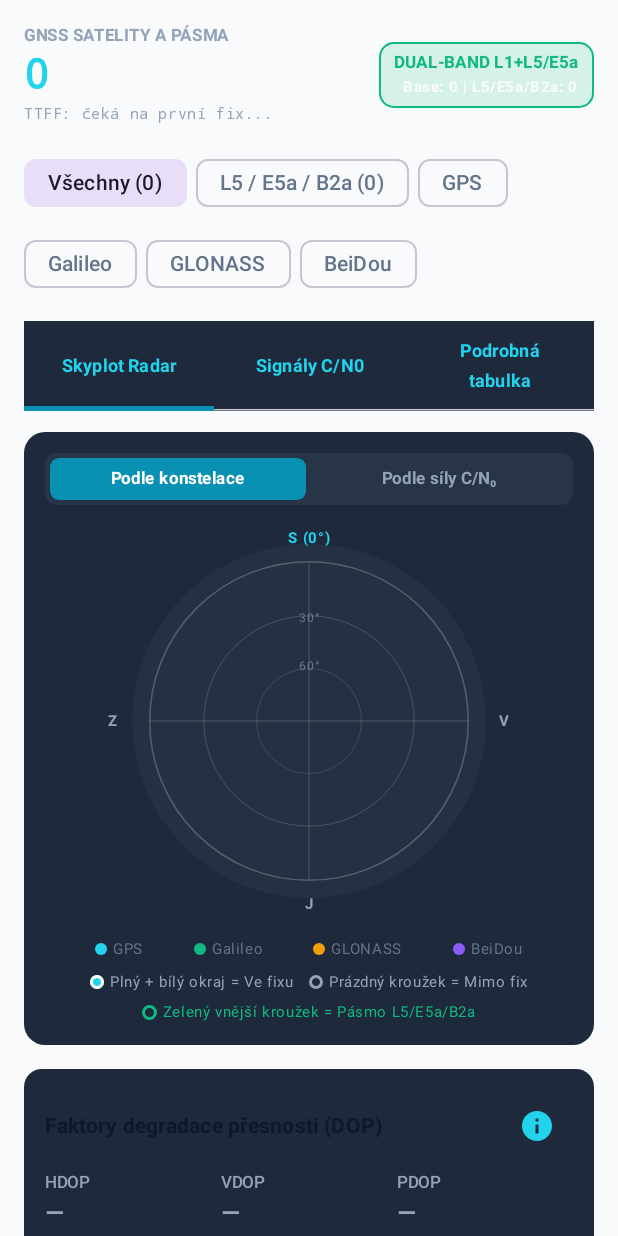
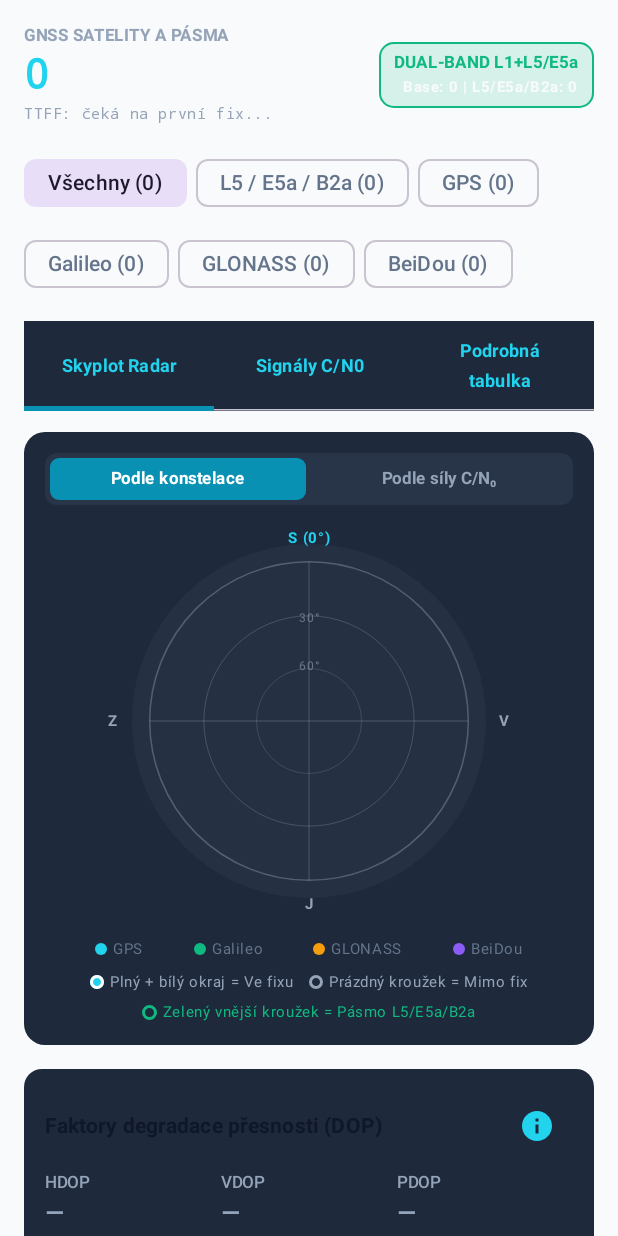
Before and after one commit to FreshSPK/GNSS-and-Net-Logger, an Android app built with Jetpack Compose: the composable GnssTab called with empty values, on a phone screen of 412 x 824 dp. Run offline under Robolectric (Android 15) with nearby library versions, the phone set to English and light mode, and no system bars; libraries missing offline, so code that uses them is left out: org.osmdroid.config.

Commit message:
chore: release version 1.4
Update version metadata and documentation to v1.4. Improve cellular channel bandwidth parsing and extend GNSS frequency labeling for QZSS, SBAS, and IRNSS constellations.

```diff
--- a/app/build.gradle.kts
+++ b/app/build.gradle.kts
@@ -12,8 +12,8 @@ android {
     applicationId = "com.aistudio.signallogger.jkfekt"
     minSdk = 26
     targetSdk = 35
-    versionCode = 8
-    versionName = "1.3"
+    versionCode = 9
+    versionName = "1.4"
 
     testInstrumentationRunner = "androidx.test.runner.AndroidJUnitRunner"
   }
--- a/app/src/main/java/com/example/export/Exporter.kt
+++ b/app/src/main/java/com/example/export/Exporter.kt
@@ -22,7 +22,7 @@ object Exporter {
         val isoFormat = createIsoFormat()
         val writer = BufferedWriter(OutputStreamWriter(outputStream, StandardCharsets.UTF_8), 32 * 1024)
         writer.apply {
-            append("# Signal & GNSS Field Logger - Session Export (v1.3)\n")
+            append("# Signal & GNSS Field Logger - Session Export (v1.4)\n")
             append("# Author: Ing. Jan Kufa, Ph.D. (VUT FEKT UREL)\n")
             append("# Session: ${session.title} (ID: ${session.id})\n")
             append("# Start: ${isoFormat.format(Date(session.startTimeMs))}\n")
@@ -126,7 +126,7 @@ object Exporter {
 <kml xmlns="http://www.opengis.net/kml/2.2">
   <Document>
     <name>${escapeXml(session.title)}</name>
-    <description>Recorded by GNSS &amp; Net Logger v1.3 (Ing. Jan Kufa, Ph.D. - VUT Brno FEKT UREL)</description>
+    <description>Recorded by GNSS &amp; Net Logger v1.4 (Ing. Jan Kufa, Ph.D. - VUT Brno FEKT UREL)</description>
     <Style id="rsrpStrong"><LineStyle><color>ff81b910</color><width>5</width></LineStyle></Style>
     <Style id="rsrpGood"><LineStyle><color>ff16cc84</color><width>5</width></LineStyle></Style>
     <Style id="rsrpFair"><LineStyle><color>ff0b9ef5</color><width>5</width></LineStyle></Style>
@@ -191,7 +191,7 @@ object Exporter {
         writer.apply {
             append(
                 """<?xml version="1.0" encoding="UTF-8"?>
-<gpx version="1.1" creator="GNSS &amp; Net Logger v1.3 - VUT FEKT UREL" xmlns="http://www.topografix.com/GPX/1/1">
+<gpx version="1.1" creator="GNSS &amp; Net Logger v1.4 - VUT FEKT UREL" xmlns="http://www.topografix.com/GPX/1/1">
   <metadata>
     <name>${escapeXml(session.title)}</name>
     <time>${isoFormat.format(Date(session.startTimeMs))}</time>
--- a/app/src/main/java/com/example/telemetry/CellularTelemetryEngine.kt
+++ b/app/src/main/java/com/example/telemetry/CellularTelemetryEngine.kt
@@ -176,11 +176,11 @@ class CellularTelemetryEngine(
 
                         override fun onPhysicalChannelConfigChanged(configs: MutableList<PhysicalChannelConfig>) {
                             activeCarrierChannelsBySubId[subKey] = configs.mapNotNull { cfg ->
-                                val bw = cfg.cellBandwidthDownlinkKhz
+                                val bw = cfg.cellBandwidthDownlinkKhz.let { if (it == Int.MAX_VALUE || it < 0) 0 else it }
                                 val dlFreq = try { cfg.downlinkFrequencyKhz } catch (_: Exception) { 0 }
                                 val dlCh = try { cfg.downlinkChannelNumber } catch (_: Exception) { 0 }
                                 val isPrim = try { cfg.connectionStatus == PhysicalChannelConfig.CONNECTION_PRIMARY_SERVING } catch (_: Exception) { false }
-                                if (bw > 0) {
+                                if (bw > 0 || cfg.band > 0 || dlFreq > 0 || (dlCh > 0 && dlCh != Int.MAX_VALUE)) {
                                     ActiveCarrierChannel(
                                         networkType = cfg.networkType,
                                         band = cfg.band,
@@ -987,11 +987,13 @@ class CellularTelemetryEngine(
             try { it.cellBandwidths.filter { bw -> bw > 0 } } catch (_: Exception) { emptyList() }
         } ?: emptyList()
 
-        val channelsSnapshot = if (subId != -1) {
-            activeCarrierChannelsBySubId[subId]
-                ?: if (isDataActive) activeCarrierChannelsBySubId[-1].orEmpty() else emptyList()
-        } else {
-            activeCarrierChannelsBySubId[-1].orEmpty()
+        val subChannels = if (subId != -1) activeCarrierChannelsBySubId[subId].orEmpty() else emptyList()
+        val defaultChannels = if (isDataActive || isSingleSim || subId == -1) activeCarrierChannelsBySubId[-1].orEmpty() else emptyList()
+        val channelsSnapshot = when {
+            subChannels.size > 1 -> subChannels
+            defaultChannels.size > subChannels.size -> defaultChannels
+            subChannels.isNotEmpty() -> subChannels
+            else -> defaultChannels
         }
 
         val nrPhysChannel = if (Build.VERSION.SDK_INT >= Build.VERSION_CODES.Q) {
@@ -1081,6 +1083,13 @@ class CellularTelemetryEngine(
                 }
             }.distinct()
 
+        val positiveChannelBws = channelsSnapshot.map { it.bandwidthKhz }.filter { it > 0 }
+        val effectiveTotalAggBwKhz: Int? = totalAggregatedBwKhz ?: when {
+            positiveChannelBws.size > 1 -> positiveChannelBws.sum()
+            serviceStateBandwidthsKhz.size > 1 -> serviceStateBandwidthsKhz.sum()
+            else -> null
+        }
+
         val caPhysicalDetails = channelsSnapshot.mapIndexedNotNull { idx, ch ->
             val isNrChannel = Build.VERSION.SDK_INT >= Build.VERSION_CODES.Q && ch.networkType == TelephonyManager.NETWORK_TYPE_NR
             val prefix = if (isNrChannel) "n" else "B"
@@ -1108,16 +1117,13 @@ class CellularTelemetryEngine(
                 bandRangeLabel.isNotBlank() -> bandRangeLabel
                 else -> null
             }
+            val bwPart = if (ch.bandwidthKhz > 0) "${ch.bandwidthKhz / 1000} MHz" else null
 
-            if (bandTag != null || freqPart != null) {
-                val head = listOfNotNull(bandTag, freqPart).joinToString(" • ")
-                "$roleTag: $head • ${ch.bandwidthKhz / 1000} MHz"
-            } else {
-                "$roleTag: ${ch.bandwidthKhz / 1000} MHz"
-            }
+            val body = listOfNotNull(bandTag, freqPart, bwPart).joinToString(" • ")
+            if (body.isNotBlank()) "$roleTag: $body" else null
         }
 
-        val registeredCarrierDetails = registeredCompatibleCells.mapNotNull { c ->
+        val registeredCarrierDetails = registeredCompatibleCells.mapIndexedNotNull { idx, c ->
             when (c) {
                 is CellInfoLte -> {
                     val earfcn = c.cellIdentity.earfcn
@@ -1128,8 +1134,9 @@ class CellularTelemetryEngine(
                         val bwPart = if (Build.VERSION.SDK_INT >= Build.VERSION_CODES.P && c.cellIdentity.bandwidth in 1..200000) {
                             " • ${c.cellIdentity.bandwidth / 1000} MHz"
                         } else ""
-                        if (dlF > 0.0) String.format(java.util.Locale.US, "%s • %.1f MHz%s", bShort, dlF, bwPart)
-                        else "$bFull$bwPart"
+                        val role = if (idx == 0) "PCC" else "SCC$idx"
+                        if (dlF > 0.0) String.format(java.util.Locale.US, "%s: %s • %.1f MHz%s", role, bShort, dlF, bwPart)
+                        else "$role: $bFull$bwPart"
                     } else null
                 }
                 else -> if (Build.VERSION.SDK_INT >= Build.VERSION_CODES.Q && c is CellInfoNr) {
@@ -1139,20 +1146,71 @@ class CellularTelemetryEngine(
                         val bShort = BandMapper.nrArfcnToBand(nrarfcn).substringBefore(" ")
                         val bFull = BandMapper.nrArfcnToBand(nrarfcn)
                         val dlF = BandMapper.nrArfcnToFrequencies(nrarfcn).first
-                        if (dlF > 0.0) String.format(java.util.Locale.US, "%s • %.1f MHz", bShort, dlF)
-                        else bFull
+                        val role = if (idx == 0 && servingCell is CellInfoNr) "PCC" else "SCC$idx (5G NR)"
+                        if (dlF > 0.0) String.format(java.util.Locale.US, "%s: %s • %.1f MHz", role, bShort, dlF)
+                        else "$role: $bFull"
                     } else null
                 } else null
             }
         }.distinct()
 
-        val aggregatedCarriersList: List<String> = when {
-            caPhysicalDetails.size > 1 -> caPhysicalDetails
-            caPhysicalDetails.size == 1 && registeredCarrierDetails.size > 1 ->
-                (caPhysicalDetails + registeredCarrierDetails).distinct()
-            registeredCarrierDetails.size > 1 -> registeredCarrierDetails
-            caPhysicalDetails.isNotEmpty() && totalAggregatedBwKhz != null -> caPhysicalDetails
-            else -> emptyList()
+        val mergedCarriers = mutableListOf<String>()
+        when {
+            caPhysicalDetails.size > 1 -> mergedCarriers.addAll(caPhysicalDetails)
+            registeredCarrierDetails.size > 1 -> {
+                if (caPhysicalDetails.isNotEmpty()) {
+                    mergedCarriers.addAll(caPhysicalDetails)
+                    registeredCarrierDetails.forEach { reg ->
+                        val regBand = reg.substringAfter(": ").substringBefore(" •").trim()
+                        if (mergedCarriers.none { it.contains(regBand) }) {
+                            mergedCarriers.add(reg)
+                        }
+                    }
+                } else {
+                    mergedCarriers.addAll(registeredCarrierDetails)
+                }
+            }
+            caPhysicalDetails.isNotEmpty() -> mergedCarriers.addAll(caPhysicalDetails)
+            registeredCarrierDetails.isNotEmpty() -> mergedCarriers.addAll(registeredCarrierDetails)
+            band != "N/A" && !band.contains("Datový") && !band.contains("Pohotovost") -> {
+                val pccFreq = dlFreq?.takeIf { it > 0.0 }?.let { String.format(java.util.Locale.US, "%.1f MHz", it) }
+                val pccBw = bandwidthKhz?.takeIf { it > 0 }?.let { "${it / 1000} MHz" }
+                mergedCarriers.add("PCC: " + listOfNotNull(band.substringBefore(" "), pccFreq, pccBw).joinToString(" • "))
+            }
+        }
+
+        // Ensure 5G NR SCG leg (in 5G NSA) is listed among aggregated carriers even if PhysicalChannelConfig omitted it
+        if (!nrBand.isNullOrBlank()) {
+            val nrShort = nrBand.substringBefore(" ")
+            if (mergedCarriers.none { it.contains(nrShort) }) {
+                val nrFreq = nrDlFreq?.takeIf { it > 0.0 }?.let { String.format(java.util.Locale.US, "%.1f MHz", it) }
+                    ?: nrBand.substringAfter("(", "").substringBefore(")").takeIf { it.isNotBlank() }
+                val nrRole = if (mergedCarriers.isEmpty()) "PCC" else "SCC${mergedCarriers.size} (5G NR)"
+                mergedCarriers.add("$nrRole: " + listOfNotNull(nrShort, nrFreq).joinToString(" • "))
+            }
+        }
+
+        // If ServiceState reports multiple aggregated component bandwidths (e.g., [20000, 10000]) without HAL ARFCN details, append SCC slots
+        if (serviceStateBandwidthsKhz.size > 1 && mergedCarriers.size < serviceStateBandwidthsKhz.size) {
+            for (i in mergedCarriers.size until serviceStateBandwidthsKhz.size) {
+                val bwMhz = serviceStateBandwidthsKhz[i] / 1000
+                if (bwMhz > 0) {
+                    mergedCarriers.add("SCC$i: $bwMhz MHz (bez HAL frekvence)")
+                }
+            }
+        }
+
+        val aggregatedCarriersList: List<String> = if (
+            mergedCarriers.size > 1 ||
+            effectiveTotalAggBwKhz != null ||
+            subOverrideType == TelephonyDisplayInfo.OVERRIDE_NETWORK_TYPE_LTE_CA ||
+            subOverrideType == TelephonyDisplayInfo.OVERRIDE_NETWORK_TYPE_NR_NSA ||
+            subOverrideType == 4 ||
+            subOverrideType == TelephonyDisplayInfo.OVERRIDE_NETWORK_TYPE_NR_ADVANCED
+        ) {
+            mergedCarriers.distinct()
+        } else {
+            emptyList()
         }
 
         val caPhysicalLabels = channelsSnapshot.mapNotNull { ch ->
@@ -1161,16 +1219,17 @@ class CellularTelemetryEngine(
                 val prefix = if (isNrChannel) "n" else "B"
                 val bandRange = if (isNrChannel) BandMapper.nrBandToFreqLabel(ch.band) else BandMapper.lteBandToFreqLabel(ch.band)
                 val rangeShort = bandRange.substringBefore(" ")
+                val bwSuffix = if (ch.bandwidthKhz > 0) " (${ch.bandwidthKhz / 1000}M)" else ""
                 if (rangeShort.isNotBlank() && rangeShort.all { it.isDigit() }) {
-                    "$prefix${ch.band}/${rangeShort}M (${ch.bandwidthKhz / 1000}M)"
+                    "$prefix${ch.band}/${rangeShort}M$bwSuffix"
                 } else {
-                    "$prefix${ch.band} (${ch.bandwidthKhz / 1000}M)"
+                    "$prefix${ch.band}$bwSuffix"
                 }
             } else null
         }.distinct()
 
         val combinedCaBands = if (caPhysicalLabels.size > 1) caPhysicalLabels else registeredCompatibleBands
-        val totalBwSuffix = totalAggregatedBwKhz?.let { " • ${it / 1000} MHz" } ?: ""
+        val totalBwSuffix = effectiveTotalAggBwKhz?.let { " • ${it / 1000} MHz" } ?: ""
 
         val isNsaOverride = Build.VERSION.SDK_INT >= Build.VERSION_CODES.R &&
             (subOverrideType == TelephonyDisplayInfo.OVERRIDE_NETWORK_TYPE_NR_NSA ||
@@ -1189,7 +1248,7 @@ class CellularTelemetryEngine(
                 if (nsaBands.size > 1) "5G NSA EN-DC (${nsaBands.joinToString("+")}$totalBwSuffix)"
                 else "5G NSA EN-DC ($anchor$totalBwSuffix)"
             }
-            tech == "5G SA" && (isNrAdvOverride || combinedCaBands.size > 1 || totalAggregatedBwKhz != null) -> {
+            tech == "5G SA" && (isNrAdvOverride || combinedCaBands.size > 1 || effectiveTotalAggBwKhz != null) -> {
                 if (combinedCaBands.size > 1) "5G SA NR CA (${combinedCaBands.joinToString("+")}$totalBwSuffix)"
                 else "5G SA Standalone$totalBwSuffix"
             }
@@ -1204,7 +1263,7 @@ class CellularTelemetryEngine(
             combinedCaBands.size > 1 -> {
                 "${combinedCaBands.size}CA (${combinedCaBands.joinToString("+")}$totalBwSuffix)"
             }
-            totalAggregatedBwKhz != null -> "CA Aggregated (${totalAggregatedBwKhz / 1000} MHz)"
+            effectiveTotalAggBwKhz != null -> "CA Aggregated (${effectiveTotalAggBwKhz / 1000} MHz)"
             else -> null
         }
 
@@ -1229,7 +1288,7 @@ class CellularTelemetryEngine(
             operatorAlpha = operatorName,
             networkGen = tech,
             carrierAggregationSummary = caSummary,
-            totalAggregatedBandwidthKhz = totalAggregatedBwKhz,
+            totalAggregatedBandwidthKhz = effectiveTotalAggBwKhz,
             aggregatedCarriers = aggregatedCarriersList,
             nrStateLabel = nrStateLabel,
             nrBand = nrBand,
--- a/app/src/main/java/com/example/ui/tabs/GnssTab.kt
+++ b/app/src/main/java/com/example/ui/tabs/GnssTab.kt
@@ -136,6 +136,11 @@ fun GnssTab(
 
         Spacer(modifier = Modifier.height(14.dp))
 
+        val gpsCount = gnss.constellationCountMap["GPS"]?.second ?: 0
+        val galCount = gnss.constellationCountMap["Galileo"]?.second ?: 0
+        val gloCount = gnss.constellationCountMap["GLONASS"]?.second ?: 0
+        val bdsCount = gnss.constellationCountMap["BeiDou"]?.second ?: 0
+
         // Constellation / Band Filter Pills
         Row(
             modifier = Modifier.fillMaxWidth(),
@@ -154,7 +159,7 @@ fun GnssTab(
             FilterChip(
                 selected = selectedFilter == "GPS",
                 onClick = { selectedFilter = "GPS" },
-                label = { Text("GPS") }
+                label = { Text("GPS ($gpsCount)") }
             )
         }
 
@@ -167,17 +172,17 @@ fun GnssTab(
             FilterChip(
                 selected = selectedFilter == "GALILEO",
                 onClick = { selectedFilter = "GALILEO" },
-                label = { Text("Galileo") }
+                label = { Text("Galileo ($galCount)") }
             )
             FilterChip(
                 selected = selectedFilter == "GLONASS",
                 onClick = { selectedFilter = "GLONASS" },
-                label = { Text("GLONASS") }
+                label = { Text("GLONASS ($gloCount)") }
             )
             FilterChip(
                 selected = selectedFilter == "BEIDOU",
                 onClick = { selectedFilter = "BEIDOU" },
-                label = { Text("BeiDou") }
+                label = { Text("BeiDou ($bdsCount)") }
             )
         }
 
@@ -326,6 +331,15 @@ fun GnssTab(
                 }
                 Spacer(modifier = Modifier.height(6.dp))
                 val hasValidDop = gnss.hasFix && gnss.satellitesUsedInFix >= 4 && gnss.pdop > 0f && gnss.pdop < 9.0f
+                val dopColor: (Float) -> Color = { v ->
+                    when {
+                        !hasValidDop || v <= 0f -> TextSecondaryDark
+                        v < 1.0f -> EmeraldSignal
+                        v < 2.0f -> CyanTertiary
+                        v < 4.0f -> AmberWarning
+                        else -> RoseCritical
+                    }
+                }
                 Row(modifier = Modifier.fillMaxWidth()) {
                     Column(modifier = Modifier.weight(1f)) {
                         Text(text = "HDOP", style = MaterialTheme.typography.labelSmall, color = TextSecondaryDark)
@@ -333,7 +347,7 @@ fun GnssTab(
                             text = if (hasValidDop && gnss.hdop > 0f) String.format(Locale.US, "%.2f", gnss.hdop) else "—",
                             style = MaterialTheme.typography.titleMedium,
                             fontWeight = FontWeight.Bold,
-                            color = if (hasValidDop) EmeraldSignal else TextSecondaryDark
+                            color = dopColor(gnss.hdop)
                         )
                         Text(text = if (isCs) "Horizontální" else "Horizontal", style = MaterialTheme.typography.bodySmall.copy(fontSize = 9.sp), color = TextSecondaryDark)
                     }
@@ -343,7 +357,7 @@ fun GnssTab(
                             text = if (hasValidDop && gnss.vdop > 0f) String.format(Locale.US, "%.2f", gnss.vdop) else "—",
                             style = MaterialTheme.typography.titleMedium,
                             fontWeight = FontWeight.Bold,
-                            color = if (hasValidDop) TextPrimaryDark else TextSecondaryDark
+                            color = dopColor(gnss.vdop)
                         )
                         Text(text = if (isCs) "Vertikální" else "Vertical", style = MaterialTheme.typography.bodySmall.copy(fontSize = 9.sp), color = TextSecondaryDark)
                     }
@@ -353,7 +367,7 @@ fun GnssTab(
                             text = if (hasValidDop) String.format(Locale.US, "%.2f", gnss.pdop) else "—",
                             style = MaterialTheme.typography.titleMedium,
                             fontWeight = FontWeight.Bold,
-                            color = if (hasValidDop) CyanTertiary else TextSecondaryDark
+                            color = dopColor(gnss.pdop)
                         )
                         Text(text = if (isCs) "Prostorový 3D" else "Spatial 3D", style = MaterialTheme.typography.bodySmall.copy(fontSize = 9.sp), color = TextSecondaryDark)
                     }
```
Also changed, not shown: app/src/main/java/com/example/telemetry/GnssTelemetryEngine.kt (+9 -0 lines), app/src/main/java/com/example/ui/components/AboutAndHelpDialog.kt (+29 -19 lines), app/src/main/java/com/example/ui/tabs/HistoryTab.kt (+39 -1 lines), app/src/main/java/com/example/ui/tabs/OverviewTab.kt (+32 -6 lines), 3 other files.
